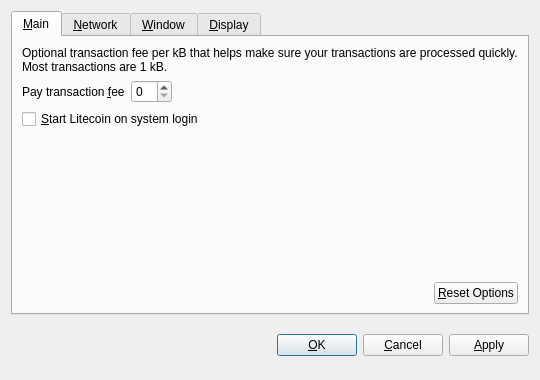
Above: src/qt/forms/optionsdialog.ui from dracoin/dragoncoin before the change. Below: the same form after it.
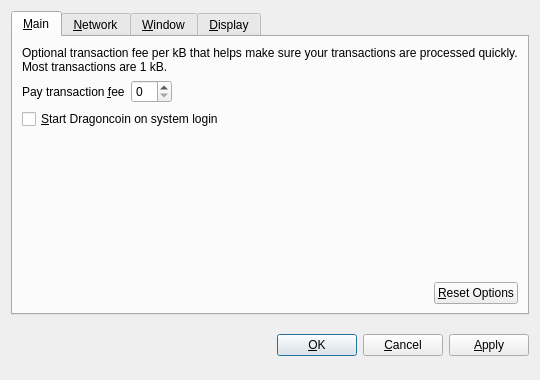
That is the form after the change. Custom widgets are drawn as their Qt base class.

What changed in the file:
```diff
--- a/src/qt/forms/optionsdialog.ui
+++ b/src/qt/forms/optionsdialog.ui
@@ -82,7 +82,7 @@
           <string>Automatically start Litecoin after logging in to the system.</string>
          </property>
          <property name="text">
-          <string>&amp;Start Litecoin on system login</string>
+          <string>&amp;Start Dragoncoin on system login</string>
          </property>
         </widget>
        </item>
```
Left out of the diff: 10 changed lines with no effect on the pictures.
